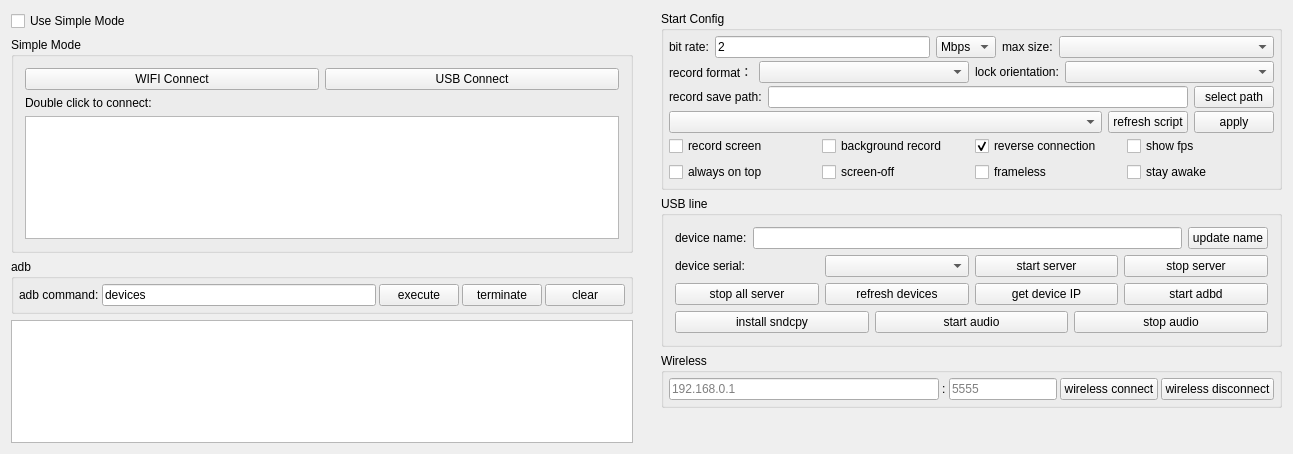
Qt form QtScrcpy/ui/dialog.ui (barry-ran/QtScrcpy) before a commit.
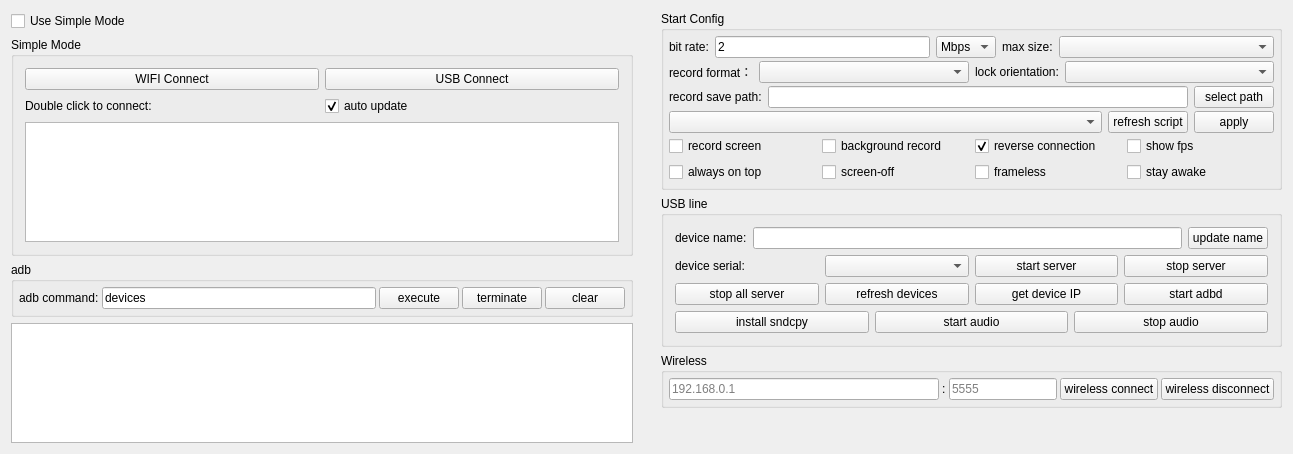
The same form after that commit.

Commit message: feat: auto update device

What changed in the file:
```diff
--- a/QtScrcpy/ui/dialog.ui
+++ b/QtScrcpy/ui/dialog.ui
@@ -100,6 +100,11 @@
           </layout>
          </item>
          <item>
+          <layout class="QHBoxLayout" name="horizontalLayout_13">
+           <property name="topMargin">
+            <number>0</number>
+           </property>
+           <item>
           <widget class="QLabel" name="label_10">
            <property name="sizePolicy">
             <sizepolicy hsizetype="Preferred" vsizetype="Preferred">
@@ -111,6 +116,18 @@
             <string>Double click to connect:</string>
            </property>
           </widget>
+           </item>
+           <item>
+            <widget class="QCheckBox" name="autoUpdatecheckBox">
+             <property name="text">
+              <string>auto update</string>
+             </property>
+             <property name="checked">
+              <bool>true</bool>
+             </property>
+            </widget>
+           </item>
+          </layout>
          </item>
          <item>
           <widget class="QListWidget" name="connectedPhoneList">
```
Lines whose indentation alone changed are shown as unchanged. The commit also changes 8 other files.
